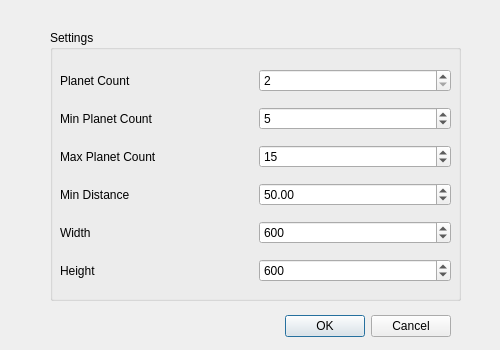
This is Gravity_Shooter/selecter.ui in XuKaFy/Oxkary_Projects as Qt 5 draws it before an edit. The edited form follows.
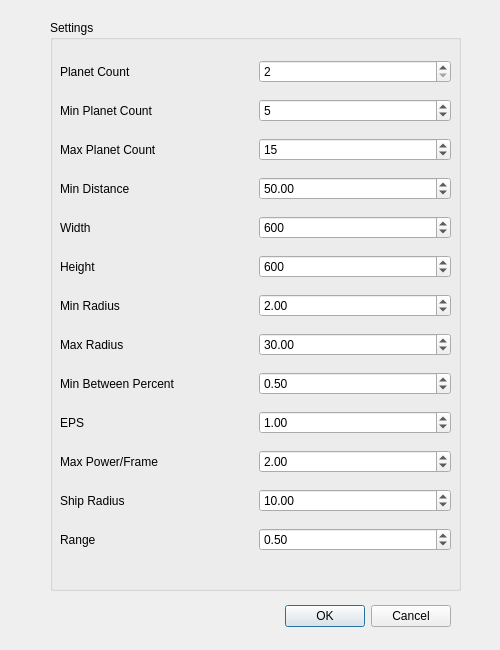
This is the edited form.

What changed in the file:
```diff
--- a/Gravity_Shooter/selecter.ui
+++ b/Gravity_Shooter/selecter.ui
@@ -7,7 +7,7 @@
     <x>0</x>
     <y>0</y>
     <width>500</width>
-    <height>350</height>
+    <height>650</height>
    </rect>
   </property>
   <property name="windowTitle">
@@ -17,7 +17,7 @@
    <property name="geometry">
     <rect>
      <x>260</x>
-     <y>310</y>
+     <y>600</y>
      <width>191</width>
      <height>32</height>
     </rect>
@@ -33,9 +33,9 @@
    <property name="geometry">
     <rect>
      <x>50</x>
-     <y>30</y>
+     <y>20</y>
      <width>411</width>
-     <height>271</height>
+     <height>571</height>
     </rect>
    </property>
    <property name="title">
@@ -47,28 +47,159 @@
       <x>10</x>
       <y>30</y>
       <width>391</width>
-      <height>231</height>
+      <height>511</height>
      </rect>
     </property>
     <layout class="QGridLayout" name="gridLayout">
-     <item row="0" column="1">
-      <widget class="QSpinBox" name="planetSpinBox">
-       <property name="minimum">
-        <number>2</number>
+     <item row="4" column="0">
+      <widget class="QLabel" name="label_5">
+       <property name="text">
+        <string>Width</string>
        </property>
       </widget>
      </item>
-     <item row="0" column="0">
-      <widget class="QLabel" name="label">
+     <item row="4" column="1">
+      <widget class="QSpinBox" name="widthSpinBox">
+       <property name="maximum">
+        <number>8191</number>
+       </property>
+       <property name="value">
+        <number>600</number>
+       </property>
+       <property name="displayIntegerBase">
+        <number>10</number>
+       </property>
+      </widget>
+     </item>
+     <item row="5" column="1">
+      <widget class="QSpinBox" name="heightSpinBox">
+       <property name="maximum">
+        <number>8191</number>
+       </property>
+       <property name="singleStep">
+        <number>100</number>
+       </property>
+       <property name="value">
+        <number>600</number>
+       </property>
+      </widget>
+     </item>
+     <item row="3" column="0">
+      <widget class="QLabel" name="label_4">
        <property name="text">
-        <string>Planet Count</string>
+        <string>Min Distance</string>
        </property>
       </widget>
      </item>
-     <item row="1" column="0">
-      <widget class="QLabel" name="label_2">
+     <item row="5" column="0">
+      <widget class="QLabel" name="label_6">
        <property name="text">
-        <string>Min Planet Count</string>
+        <string>Height</string>
+       </property>
+      </widget>
+     </item>
+     <item row="11" column="0">
+      <widget class="QLabel" name="label_12">
+       <property name="text">
+        <string>Ship Radius</string>
+       </property>
+      </widget>
+     </item>
+     <item row="7" column="0">
+      <widget class="QLabel" name="label_8">
+       <property name="text">
+        <string>Max Radius</string>
+       </property>
+      </widget>
+     </item>
+     <item row="7" column="1">
+      <widget class="QDoubleSpinBox" name="maxRadiusSpinBox">
+       <property name="maximum">
+        <double>8192.000000000000000</double>
+       </property>
+       <property name="value">
+        <double>30.000000000000000</double>
+       </property>
+      </widget>
+     </item>
+     <item row="6" column="1">
+      <widget class="QDoubleSpinBox" name="minRadiusSpinBox">
+       <property name="maximum">
+        <double>8192.000000000000000</double>
+       </property>
+       <property name="value">
+        <double>2.000000000000000</double>
+       </property>
+      </widget>
+     </item>
+     <item row="8" column="0">
+      <widget class="QLabel" name="label_9">
+       <property name="text">
+        <string>Min Between Percent</string>
+       </property>
+      </widget>
+     </item>
+     <item row="8" column="1">
+      <widget class="QDoubleSpinBox" name="minBetweenSpinBox">
+       <property name="maximum">
+        <double>8192.000000000000000</double>
+       </property>
+       <property name="singleStep">
+        <double>0.100000000000000</double>
+       </property>
+       <property name="value">
+        <double>0.500000000000000</double>
+       </property>
+      </widget>
+     </item>
+     <item row="9" column="1">
+      <widget class="QDoubleSpinBox" name="epsSpinBox">
+       <property name="maximum">
+        <double>8192.000000000000000</double>
+       </property>
+       <property name="value">
+        <double>1.000000000000000</double>
+       </property>
+      </widget>
+     </item>
+     <item row="11" column="1">
+      <widget class="QDoubleSpinBox" name="shipRadiusSpinBox">
+       <property name="maximum">
+        <double>8192.000000000000000</double>
+       </property>
+       <property name="value">
+        <double>10.000000000000000</double>
+       </property>
+      </widget>
+     </item>
+     <item row="10" column="1">
+      <widget class="QDoubleSpinBox" name="maxPowPerSecSpinBox">
+       <property name="maximum">
+        <double>8192.000000000000000</double>
+       </property>
+       <property name="value">
+        <double>2.000000000000000</double>
+       </property>
+      </widget>
+     </item>
+     <item row="6" column="0">
+      <widget class="QLabel" name="label_7">
+       <property name="text">
+        <string>Min Radius</string>
+       </property>
+      </widget>
+     </item>
+     <item row="10" column="0">
+      <widget class="QLabel" name="label_11">
+       <property name="text">
+        <string>Max Power/Frame</string>
+       </property>
+      </widget>
+     </item>
+     <item row="9" column="0">
+      <widget class="QLabel" name="label_10">
+       <property name="text">
+        <string>EPS</string>
        </property>
       </widget>
      </item>
@@ -92,10 +223,24 @@
        </property>
       </widget>
      </item>
-     <item row="3" column="0">
-      <widget class="QLabel" name="label_4">
+     <item row="1" column="0">
+      <widget class="QLabel" name="label_2">
        <property name="text">
-        <string>Min Distance</string>
+        <string>Min Planet Count</string>
+       </property>
+      </widget>
+     </item>
+     <item row="0" column="1">
+      <widget class="QSpinBox" name="playerSpinBox">
+       <property name="minimum">
+        <number>2</number>
+       </property>
+      </widget>
+     </item>
+     <item row="0" column="0">
+      <widget class="QLabel" name="label">
+       <property name="text">
+        <string>Planet Count</string>
        </property>
       </widget>
      </item>
@@ -106,13 +251,6 @@
        </property>
       </widget>
      </item>
-     <item row="4" column="0">
-      <widget class="QLabel" name="label_5">
-       <property name="text">
-        <string>Width</string>
-       </property>
-      </widget>
-     </item>
      <item row="3" column="1">
       <widget class="QDoubleSpinBox" name="minDstSpinBox">
        <property name="maximum">
@@ -126,36 +264,23 @@
        </property>
       </widget>
      </item>
-     <item row="5" column="0">
-      <widget class="QLabel" name="label_6">
+     <item row="12" column="0">
+      <widget class="QLabel" name="label_13">
        <property name="text">
-        <string>Height</string>
+        <string>Range</string>
        </property>
       </widget>
      </item>
-     <item row="4" column="1">
-      <widget class="QSpinBox" name="widthSpinBox">
+     <item row="12" column="1">
+      <widget class="QDoubleSpinBox" name="rangeSpinBox">
        <property name="maximum">
-        <number>8191</number>
-       </property>
-       <property name="value">
-        <number>600</number>
-       </property>
-       <property name="displayIntegerBase">
-        <number>10</number>
-       </property>
-      </widget>
-     </item>
-     <item row="5" column="1">
-      <widget class="QSpinBox" name="heightSpinBox">
-       <property name="maximum">
-        <number>8191</number>
+        <double>1.000000000000000</double>
        </property>
        <property name="singleStep">
-        <number>100</number>
+        <double>0.100000000000000</double>
        </property>
        <property name="value">
-        <number>600</number>
+        <double>0.500000000000000</double>
        </property>
       </widget>
      </item>
```
